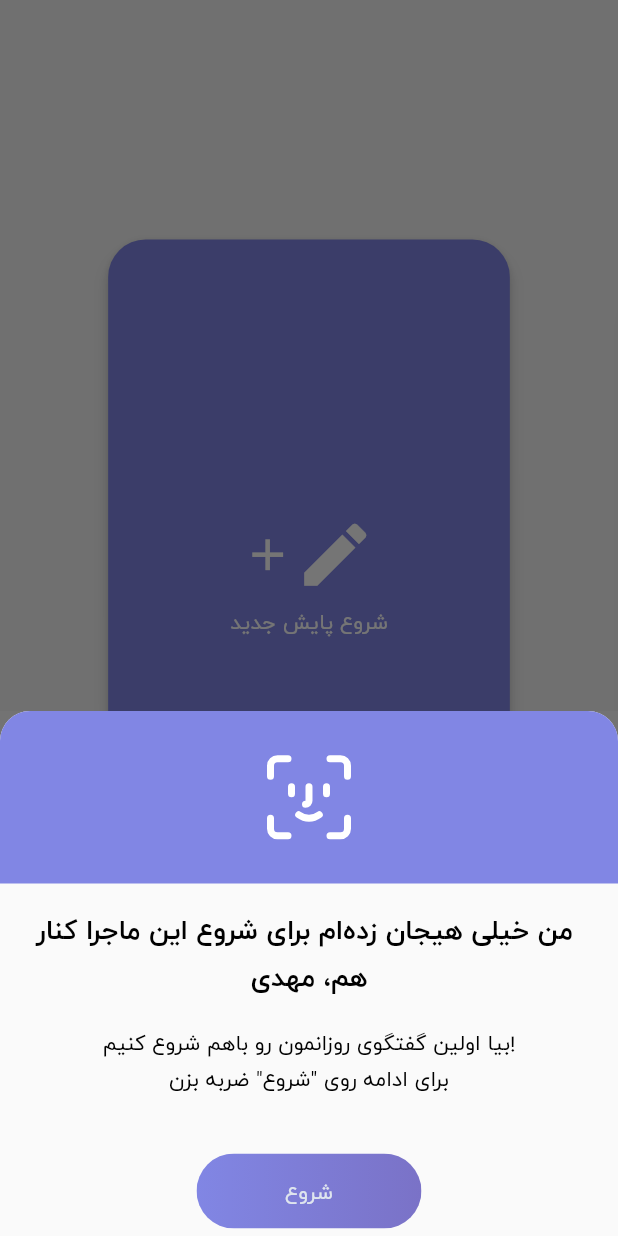
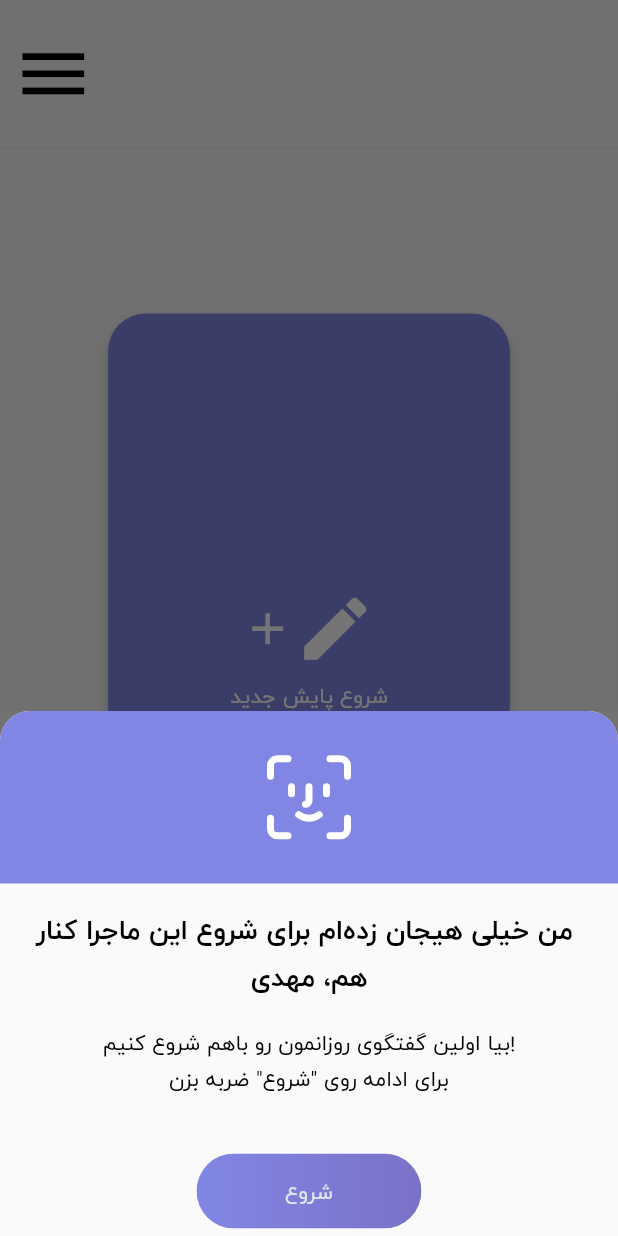
Before and after one commit to AbediSadegh/gnu, a Flutter app: the HomePage screen opened directly, on a phone screen of 412 x 824 dp. Run offline on Flutter 3.47's test engine with Material 2 defaults, Android fonts, the phone set to English and light mode, and no system bars; drawn by our look-alikes of carousel_slider, curved_navigation_bar; our stand-ins replace fl_chart, flutter_svg, font_awesome_flutter, hidden_drawer_menu, shared_preferences; accounts and stored records are empty.

Commit message:
ادیت های جزیی

```diff
--- a/lib/main.dart
+++ b/lib/main.dart
@@ -1,5 +1,6 @@
 import 'package:flutter/material.dart';
 import 'package:gnu/ui/first_page/page_view.dart';
+import 'package:gnu/ui/home_page.dart';
 import 'package:gnu/widgets/home.dart';
 
 void main() => runApp(Launcher());
@@ -22,7 +23,7 @@ class Launcher extends StatelessWidget {
         ),
         iconTheme: IconThemeData(color: Color(0xffdfe5ee), size: 55.0),
       ),
-      home: Home(),
+      home: FirstPage(),
     );
   }
 }
--- a/lib/ui/first_page/enter_name.dart
+++ b/lib/ui/first_page/enter_name.dart
@@ -34,7 +34,8 @@ class _NamePageState extends State<NamePage> {
     return Scaffold(
       resizeToAvoidBottomInset: true,
       resizeToAvoidBottomPadding: true,
-      body: Container(
+      body: SingleChildScrollView(
+        child: Container(
           width: MediaQuery.of(context).size.width,
           height: MediaQuery.of(context).size.height,
           child: Column(
@@ -81,8 +82,6 @@ class _NamePageState extends State<NamePage> {
                         //todo ذخیره در sharePrefrences
                         print(text);
                         _saveName(text);
-                      Navigator.of(context).pushReplacement(
-                          MaterialPageRoute(builder: (context) => HomePage()));
                       },
 //                    autofocus: true,
                       cursorColor: Colors.white,
@@ -145,6 +144,7 @@ class _NamePageState extends State<NamePage> {
             ],
           ),
         ),
+      ),
       backgroundColor: Colors.transparent,
     );
   }
--- a/lib/ui/first_page/introduction.dart
+++ b/lib/ui/first_page/introduction.dart
@@ -63,7 +63,7 @@ class _IntroductionState extends State<Introduction> {
               child: Column(
                 children: <Widget>[
                   Text(
-                    "سلام عزیزم،",
+                    "سلام،",
                     style: TextStyle(
                         fontSize: 28,
                         color: Colors.white,
--- a/lib/ui/home_page.dart
+++ b/lib/ui/home_page.dart
@@ -3,6 +3,9 @@ import 'dart:async';
 import 'package:flutter/material.dart';
 import 'package:flutter_svg/svg.dart';
 import 'package:gnu/widgets/home.dart';
+import 'package:gnu/widgets/menu_screen.dart';
+import 'package:gnu/widgets/zoom_scaffold.dart';
+import 'package:hidden_drawer_menu/hidden_drawer/hidden_drawer_menu.dart';
 import 'package:shared_preferences/shared_preferences.dart';
 
 class HomePage extends StatefulWidget {
@@ -11,6 +14,11 @@ class HomePage extends StatefulWidget {
 }
 
 class _HomePageState extends State<HomePage> {
+  List<ScreenHiddenDrawer> itens = new List();
+
+  ScrollController _sc;
+  PageController _pc;
+  bool disableScroll = true;
   @override
   void initState() {
     // TODO: implement initState
@@ -18,14 +26,36 @@ class _HomePageState extends State<HomePage> {
     Timer(Duration(milliseconds: 750), () {
       _onButtonPressed();
     });
+    _sc = ScrollController();
+    _pc = PageController();
+    _sc.addListener(() {
+      if (_sc.offset >= 1.0) {
+        setState(() {
+          disableScroll = false;
+        });
+      } else {
+        setState(() {
+          disableScroll = true;
+        });
+      }
+    });
+
   }
 
   bool isFirst = true;
 
   @override
   Widget build(BuildContext context) {
-    return Home();
+    return ZoomScaffold(
+      menuScreen: MenuScreen(),
+      contentScreen:  Layout(
+          contentBuilder: (cc) => Container(
+              width: MediaQuery.of(context).size.width,
+              color: Theme.of(context).primaryColor,
+              child: Home())),
+    );
   }
+
 
   void _onButtonPressed() {
     showModalBottomSheet(
--- a/lib/ui/question.dart
+++ b/lib/ui/question.dart
@@ -49,7 +49,6 @@ class _QuestionPageState extends State<QuestionPage> {
         setState(() {
           mood = moods[index];
         });
-        controller.nextPage(duration: Duration(milliseconds: 550), curve: Curves.linear);
       }),
       ReasonPage(controller,mood),
       Carousel(),
--- a/lib/ui/save_page.dart
+++ b/lib/ui/save_page.dart
@@ -60,6 +60,7 @@ class _SavePageState extends State<SavePage> {
 
               GestureDetector(
                 onTap: (){
+                  //todo
 //                  widget.controller.nextPage(duration: Duration(milliseconds: 550), curve: Curves.linear);
                 },
                 child: Container(
--- /dev/null
+++ b/lib/widgets/menu_screen.dart
@@ -0,0 +1,85 @@
+import 'package:flutter/material.dart';
+
+class MenuScreen extends StatelessWidget{
+
+  //final String imageUrl = "https://celebritypets.net/wp-content/uploads/2016/12/Adriana-Lima.jpg";
+
+  final List<MenuItem> options = [
+    MenuItem(Icons.search, 'Search'),
+    MenuItem(Icons.shopping_basket, 'Basket'),
+    MenuItem(Icons.favorite, 'Discounts'),
+    //MenuItem(Icons.code, 'Prom-codes'),
+    //MenuItem(Icons.format_list_bulleted, 'Orders'),
+  ];
+
+  @override
+  Widget build(BuildContext context) {
+    return Container(
+      padding: EdgeInsets.only(top: 62, left: 32,bottom: 8,
+          right: MediaQuery.of(context).size.width/2.9),
+      color: Theme.of(context).primaryColor,
+      child: Column(
+        children: <Widget>[
+          Row(
+            children: <Widget>[
+//              Padding(
+//                padding: const EdgeInsets.only(right: 16),
+//                child: CircularImage(
+//                  NetworkImage(imageUrl),
+//                ),
+//              ),
+              Text('Mahdi',
+                style: TextStyle(
+                  color: Colors.white,
+                  fontSize: 20,
+                ),
+              )
+            ],
+          ),
+          Spacer(),
+          Column(
+            children: options.map((item) {
+              return ListTile(
+                onTap: (){},
+                leading: Icon(item.icon, color: Colors.white, size: 20,),
+                title: Text(item.title,
+                  style: TextStyle(
+                      fontSize: 14,
+                      fontWeight: FontWeight.bold,
+                      color: Colors.white
+                  ),
+                ),
+              );
+            }).toList(),
+          ),
+
+          Spacer(),
+
+          ListTile(
+            onTap: (){},
+            leading: Icon(Icons.settings, color: Colors.white, size: 20,),
+            title: Text('Settings',
+                style: TextStyle(
+                    fontSize: 14,
+                    color: Colors.white
+                )),),
+          ListTile(
+            leading: Icon(Icons.headset_mic, color: Colors.white, size: 20,),
+            title: Text('Support',
+                style: TextStyle(
+                    fontSize: 14,
+                    color: Colors.white
+                )),),
+        ],
+      ),
+    );
+  }
+}
+
+
+class MenuItem{
+  String title;
+  IconData icon;
+
+  MenuItem(this.icon, this.title);
+}
--- /dev/null
+++ b/lib/widgets/zoom_scaffold.dart
@@ -0,0 +1,279 @@
+import 'package:flutter/material.dart';
+
+class ZoomScaffold extends StatefulWidget {
+  final Widget menuScreen;
+  final Layout contentScreen;
+
+  ZoomScaffold({
+    this.menuScreen,
+    this.contentScreen,
+  });
+
+  @override
+  _ZoomScaffoldState createState() => new _ZoomScaffoldState();
+}
+
+class _ZoomScaffoldState extends State<ZoomScaffold>
+    with TickerProviderStateMixin {
+  MenuController menuController;
+  Curve scaleDownCurve = new Interval(0.0, 0.3, curve: Curves.easeOut);
+  Curve scaleUpCurve = new Interval(0.0, 1.0, curve: Curves.easeOut);
+  Curve slideOutCurve = new Interval(0.0, 1.0, curve: Curves.easeOut);
+  Curve slideInCurve = new Interval(0.0, 1.0, curve: Curves.easeOut);
+
+  @override
+  void initState() {
+    super.initState();
+
+    menuController = new MenuController(
+      vsync: this,
+    )..addListener(() => setState(() {}));
+  }
+
+  @override
+  void dispose() {
+    menuController.dispose();
+    super.dispose();
+  }
+
+  createContentDisplay() {
+    return zoomAndSlideContent(new Container(
+      child: new Scaffold(
+        backgroundColor: Colors.white,
+        appBar: PreferredSize(
+            child: Container(
+              height: MediaQuery.of(context).size.height * .12,
+              color: Color(0xfff4f4f4),
+              child: Row(
+                children: <Widget>[
+                  IconButton(
+                    onPressed: () {
+                      menuController.toggle();
+                    },
+                    icon: Icon(
+                      Icons.menu,
+                      color: Colors.black,
+                    ),
+                  ),
+                  Container(
+                    width: 0,
+                  ),
+                ],
+                crossAxisAlignment: CrossAxisAlignment.center,
+                mainAxisAlignment: MainAxisAlignment.start,
+              ),
+            ),
+            preferredSize: Size(MediaQuery.of(context).size.width,
+                MediaQuery.of(context).size.height * .12)),
+        body: widget.contentScreen.contentBuilder(context),
+//            bottomNavigationBar: BottomNavigationBar(
+//              type: BottomNavigationBarType.fixed,
+//              currentIndex: 0,
+//              items: [
+//                BottomNavigationBarItem(
+//                    title: Text(''),
+//                    icon: Icon(Icons.home, color: Colors.grey,)
+//                ),
+//                BottomNavigationBarItem(
+//                    title: Text(''),
+//                    icon: Icon(Icons.shopping_basket, color: Colors.grey)
+//                ),
+//                BottomNavigationBarItem(
+//                    title: Text(''),
+//                    icon: Icon(Icons.shopping_cart, color: Colors.grey)
+//                ),BottomNavigationBarItem(
+//                    title: Text(''),
+//                    icon: Icon(Icons.person, color: Colors.grey)
+//                ),
+//              ],
+//            ),
+      ),
+    ));
+  }
+
+  zoomAndSlideContent(Widget content) {
+    var slidePercent, scalePercent;
+    switch (menuController.state) {
+      case MenuState.closed:
+        slidePercent = 0.0;
+        scalePercent = 0.0;
+        break;
+      case MenuState.open:
+        slidePercent = 1.0;
+        scalePercent = 1.0;
+        break;
+      case MenuState.opening:
+        slidePercent = slideOutCurve.transform(menuController.percentOpen);
+        scalePercent = scaleDownCurve.transform(menuController.percentOpen);
+        break;
+      case MenuState.closing:
+        slidePercent = slideInCurve.transform(menuController.percentOpen);
+        scalePercent = scaleUpCurve.transform(menuController.percentOpen);
+        break;
+    }
+
+    final slideAmount = 275.0 * slidePercent;
+    final contentScale = 1.0 - (0.2 * scalePercent);
+    final cornerRadius = 16.0 * menuController.percentOpen;
+
+    return new Transform(
+      transform: new Matrix4.translationValues(slideAmount, 0.0, 0.0)
+        ..scale(contentScale, contentScale),
+      alignment: Alignment.centerLeft,
+      child: new Container(
+        decoration: new BoxDecoration(
+          boxShadow: [
+            new BoxShadow(
+              color:Theme.of(context).accentColor,
+              offset: const Offset(0.0, 5.0),
+              blurRadius: 15.0,
+              spreadRadius: 10.0,
+            ),
+          ],
+        ),
+        child: new ClipRRect(
+            borderRadius: new BorderRadius.circular(cornerRadius),
+            child: content),
+      ),
+    );
+  }
+
+  @override
+  Widget build(BuildContext context) {
+    return Stack(
+      children: [
+        Container(
+          child: Scaffold(
+            body: widget.menuScreen,
+          ),
+        ),
+        createContentDisplay()
+      ],
+    );
+  }
+}
+
+class ZoomScaffoldMenuController extends StatefulWidget {
+  final ZoomScaffoldBuilder builder;
+
+  ZoomScaffoldMenuController({
+    this.builder,
+  });
+
+  @override
+  ZoomScaffoldMenuControllerState createState() {
+    return new ZoomScaffoldMenuControllerState();
+  }
+}
+
+class ZoomScaffoldMenuControllerState
+    extends State<ZoomScaffoldMenuController> {
+  MenuController menuController;
+
+  @override
+  void initState() {
+    super.initState();
+
+    menuController = getMenuController(context);
+    menuController.addListener(_onMenuControllerChange);
+  }
+
+  @override
+  void dispose() {
+    menuController.removeListener(_onMenuControllerChange);
+    super.dispose();
+  }
+
+  getMenuController(BuildContext context) {
+    final scaffoldState =
+        context.ancestorStateOfType(new TypeMatcher<_ZoomScaffoldState>())
+            as _ZoomScaffoldState;
+    return scaffoldState.menuController;
+  }
+
+  _onMenuControllerChange() {
+    setState(() {});
+  }
+
+  @override
+  Widget build(BuildContext context) {
+    return widget.builder(context, getMenuController(context));
+  }
+}
+
+typedef Widget ZoomScaffoldBuilder(
+    BuildContext context, MenuController menuController);
+
+class Layout {
+  final WidgetBuilder contentBuilder;
+
+  Layout({
+    this.contentBuilder,
+  });
+}
+
+class MenuController extends ChangeNotifier {
+  final TickerProvider vsync;
+  final AnimationController _animationController;
+  MenuState state = MenuState.closed;
+
+  MenuController({
+    this.vsync,
+  }) : _animationController = new AnimationController(vsync: vsync) {
+    _animationController
+      ..duration = const Duration(milliseconds: 250)
+      ..addListener(() {
+        notifyListeners();
+      })
+      ..addStatusListener((AnimationStatus status) {
+        switch (status) {
+          case AnimationStatus.forward:
+            state = MenuState.opening;
+            break;
+          case AnimationStatus.reverse:
+            state = MenuState.closing;
+            break;
+          case AnimationStatus.completed:
+            state = MenuState.open;
+            break;
+          case AnimationStatus.dismissed:
+            state = MenuState.closed;
+            break;
+        }
+        notifyListeners();
+      });
+  }
+
+  @override
+  dispose() {
+    _animationController.dispose();
+    super.dispose();
+  }
+
+  get percentOpen {
+    return _animationController.value;
+  }
+
+  open() {
+    _animationController.forward();
+  }
+
+  close() {
+    _animationController.reverse();
+  }
+
+  toggle() {
+    if (state == MenuState.open) {
+      close();
+    } else if (state == MenuState.closed) {
+      open();
+    }
+  }
+}
+
+enum MenuState {
+  closed,
+  opening,
+  open,
+  closing,
+}
--- a/pubspec.yaml
+++ b/pubspec.yaml
@@ -30,6 +30,7 @@ dependencies:
   shared_preferences: ^0.5.3+4
   flutter_svg: ^0.14.1
   datetime_picker_formfield: ^0.4.3
+  hidden_drawer_menu: ^1.1.2
 
 dev_dependencies:
   flutter_test:
```
Also changed, not shown: lib/ui/first_page/page_view.dart (+0 -8 lines), pubspec.lock. Lines whose indentation alone changed are shown as unchanged.
